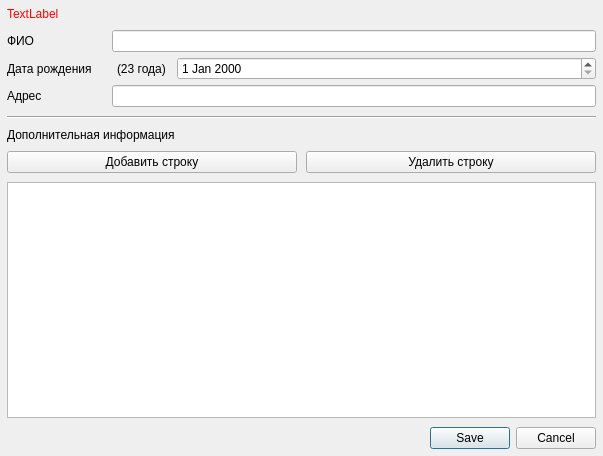
Qt form interface/patient/patientForm.ui (strizh78/MApp) before a commit.
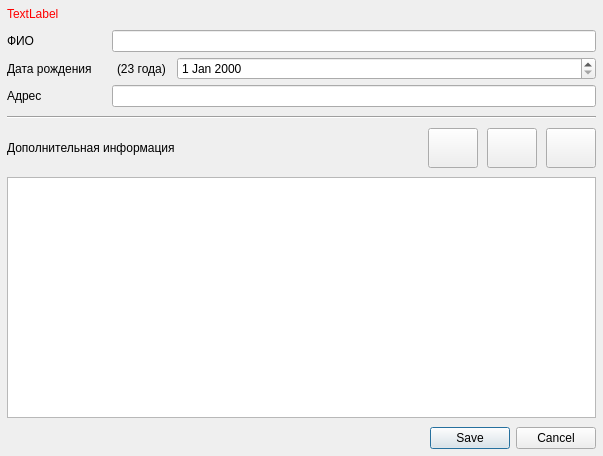
The same form after that commit. Icons and pictures are not drawn.

Commit message: Forms of services and patients are brought into line with the rest

Diff of the .ui file:
```diff
--- a/interface/patient/patientForm.ui
+++ b/interface/patient/patientForm.ui
@@ -224,36 +224,91 @@
        </property>
       </widget>
      </item>
-     <item>
-      <widget class="QLabel" name="label">
-       <property name="font">
-        <font>
-         <weight>50</weight>
-         <bold>false</bold>
-         <underline>false</underline>
-        </font>
-       </property>
-       <property name="text">
-        <string>Дополнительная информация</string>
-       </property>
-      </widget>
-     </item>
      <item>
       <layout class="QHBoxLayout" name="horizontalLayout_2">
        <property name="topMargin">
         <number>0</number>
        </property>
+       <item>
+        <widget class="QLabel" name="label">
+         <property name="font">
+          <font>
+           <weight>50</weight>
+           <bold>false</bold>
+           <underline>false</underline>
+          </font>
+         </property>
+         <property name="text">
+          <string>Дополнительная информация</string>
+         </property>
+        </widget>
+       </item>
        <item>
         <widget class="QPushButton" name="createInfo">
+         <property name="minimumSize">
+          <size>
+           <width>0</width>
+           <height>40</height>
+          </size>
+         </property>
+         <property name="maximumSize">
+          <size>
+           <width>50</width>
+           <height>16777215</height>
+          </size>
+         </property>
          <property name="text">
-          <string>Добавить строку</string>
+          <string/>
+         </property>
+         <property name="icon">
+          <iconset resource="../icons.qrc">
+           <normaloff>:/icons/greenPlusIcon.png</normaloff>:/icons/greenPlusIcon.png</iconset>
+         </property>
+        </widget>
+       </item>
+       <item>
+        <widget class="QPushButton" name="editInfo">
+         <property name="minimumSize">
+          <size>
+           <width>0</width>
+           <height>40</height>
+          </size>
+         </property>
+         <property name="maximumSize">
+          <size>
+           <width>50</width>
+           <height>16777215</height>
+          </size>
+         </property>
+         <property name="text">
+          <string/>
+         </property>
+         <property name="icon">
+          <iconset resource="../icons.qrc">
+           <normaloff>:/icons/editIcon.png</normaloff>:/icons/editIcon.png</iconset>
          </property>
         </widget>
        </item>
        <item>
         <widget class="QPushButton" name="deleteInfo">
+         <property name="minimumSize">
+          <size>
+           <width>0</width>
+           <height>40</height>
+          </size>
+         </property>
+         <property name="maximumSize">
+          <size>
+           <width>50</width>
+           <height>16777215</height>
+          </size>
+         </property>
          <property name="text">
-          <string>Удалить строку</string>
+          <string/>
+         </property>
+         <property name="icon">
+          <iconset resource="../icons.qrc">
+           <normaloff>:/icons/noIcon.png</normaloff>:/icons/noIcon.png</iconset>
          </property>
         </widget>
        </item>
```
Left out of the diff: 4 changed lines with no effect on the pictures. The commit also changes 6 other files.
